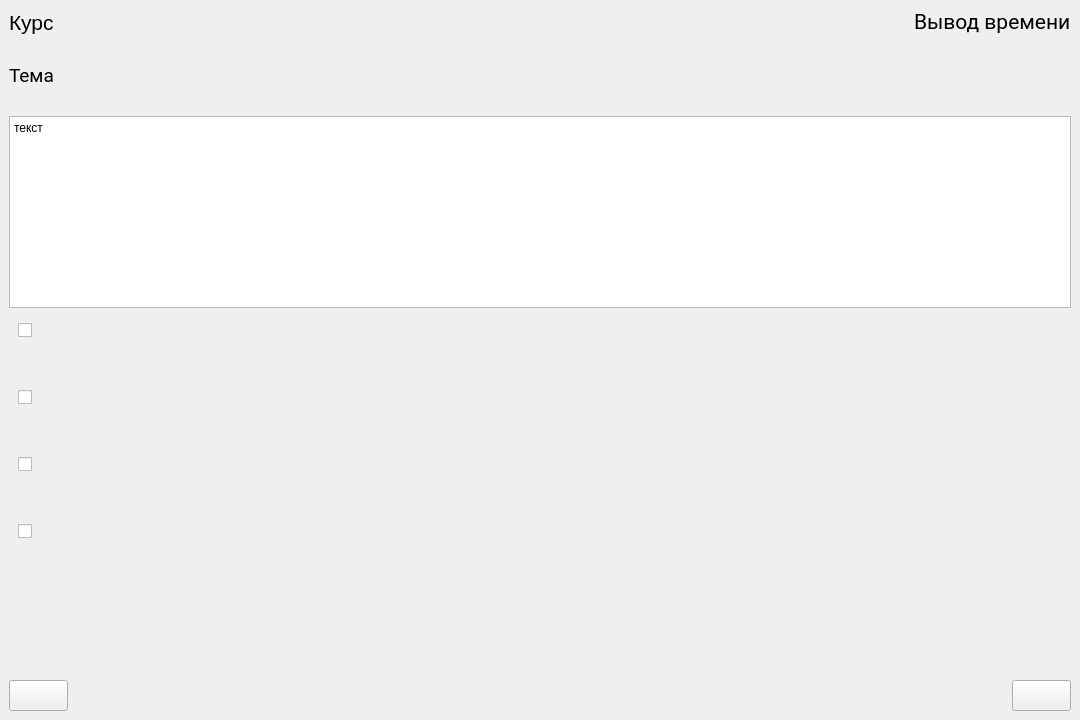
First picture: the form in testforstudent.ui, repository Rayzedan/SystemControlStudent, before the edit.
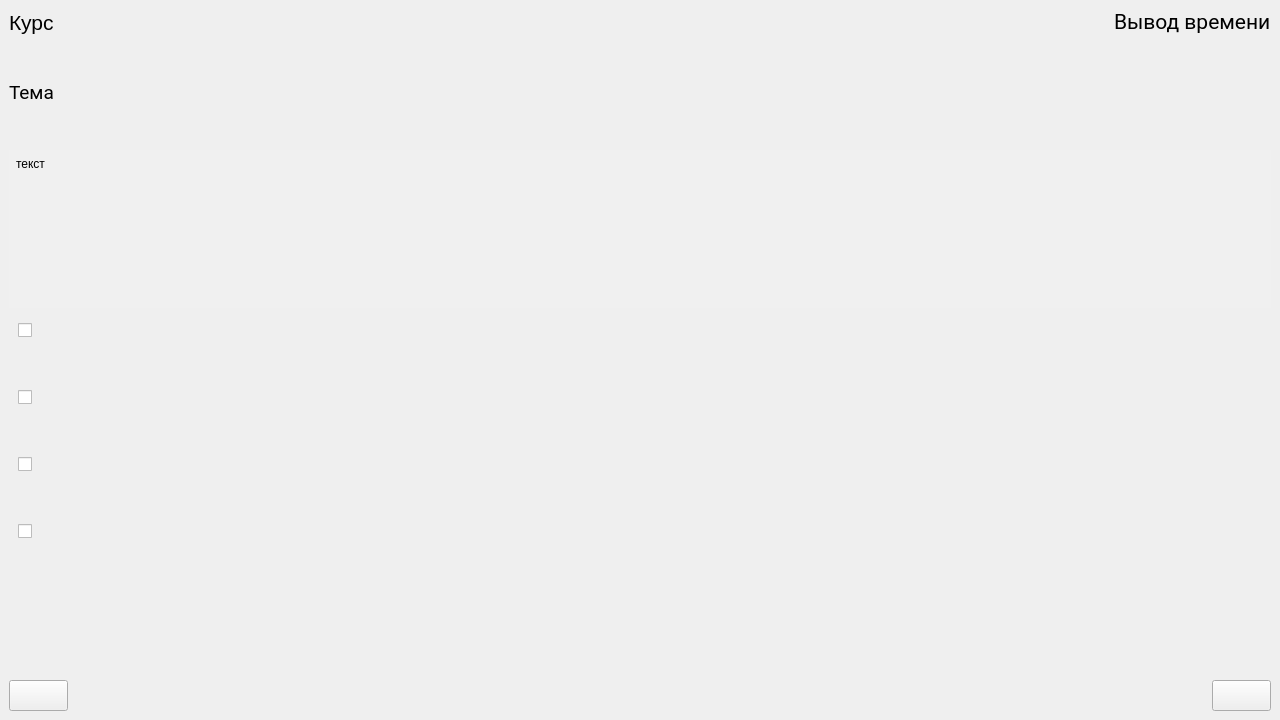
Second picture: the form after the edit. Icons and pictures are not drawn.

Commit message: Фикс дизайна

Patch:
```diff
--- a/testforstudent.ui
+++ b/testforstudent.ui
@@ -6,14 +6,14 @@
    <rect>
     <x>0</x>
     <y>0</y>
-    <width>1080</width>
+    <width>1280</width>
     <height>720</height>
    </rect>
   </property>
   <property name="minimumSize">
    <size>
-    <width>640</width>
-    <height>480</height>
+    <width>1280</width>
+    <height>720</height>
    </size>
   </property>
   <property name="windowTitle">
@@ -63,6 +63,19 @@
       </item>
      </layout>
     </item>
+    <item>
+     <spacer name="verticalSpacer_6">
+      <property name="orientation">
+       <enum>Qt::Vertical</enum>
+      </property>
+      <property name="sizeHint" stdset="0">
+       <size>
+        <width>20</width>
+        <height>40</height>
+       </size>
+      </property>
+     </spacer>
+    </item>
     <item>
      <widget class="QLabel" name="label">
       <property name="sizePolicy">
@@ -82,6 +95,19 @@
       </property>
      </widget>
     </item>
+    <item>
+     <spacer name="verticalSpacer_7">
+      <property name="orientation">
+       <enum>Qt::Vertical</enum>
+      </property>
+      <property name="sizeHint" stdset="0">
+       <size>
+        <width>20</width>
+        <height>40</height>
+       </size>
+      </property>
+     </spacer>
+    </item>
     <item>
      <widget class="QTextBrowser" name="textBrowser">
       <property name="sizePolicy">
@@ -98,6 +124,12 @@
       <property name="tabletTracking">
        <bool>false</bool>
       </property>
+      <property name="styleSheet">
+       <string notr="true">QTextBrowser {
+background-color: #F0F0F0;
+border: 3px solid #F0F0F0;
+}</string>
+      </property>
       <property name="html">
        <string>&lt;!DOCTYPE HTML PUBLIC &quot;-//W3C//DTD HTML 4.0//EN&quot; &quot;http://www.w3.org/TR/REC-html40/strict.dtd&quot;&gt;
 &lt;html&gt;&lt;head&gt;&lt;meta name=&quot;qrichtext&quot; content=&quot;1&quot; /&gt;&lt;meta charset=&quot;utf-8&quot; /&gt;&lt;style type=&quot;text/css&quot;&gt;
```
The commit also changes 3 other files.
